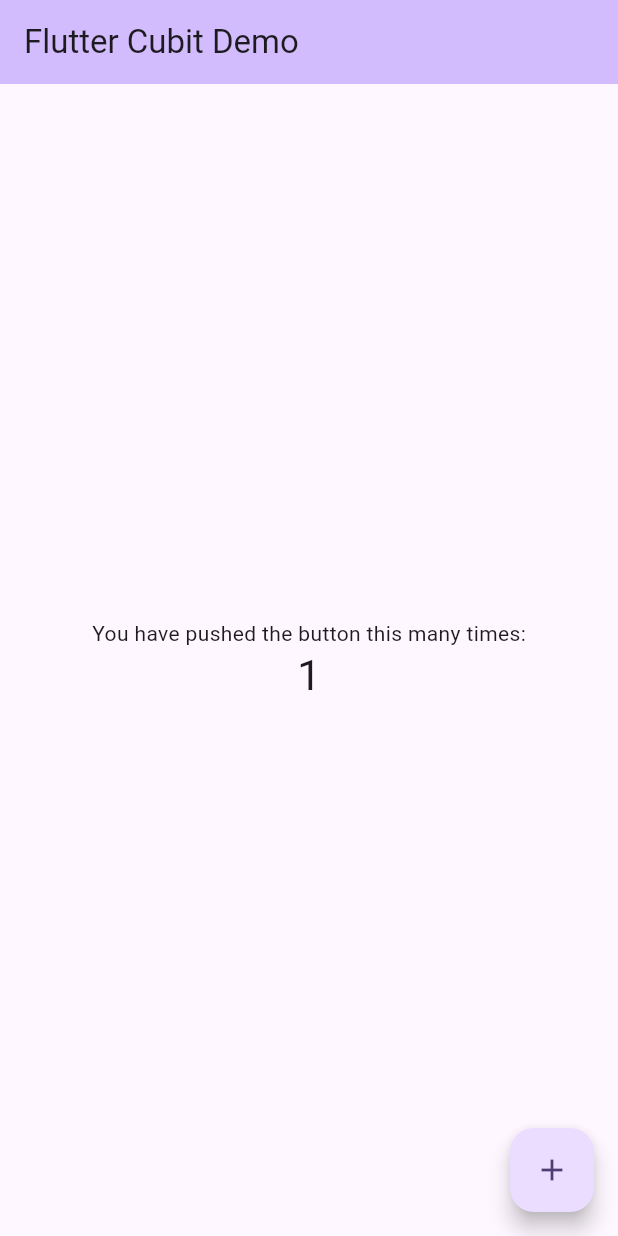
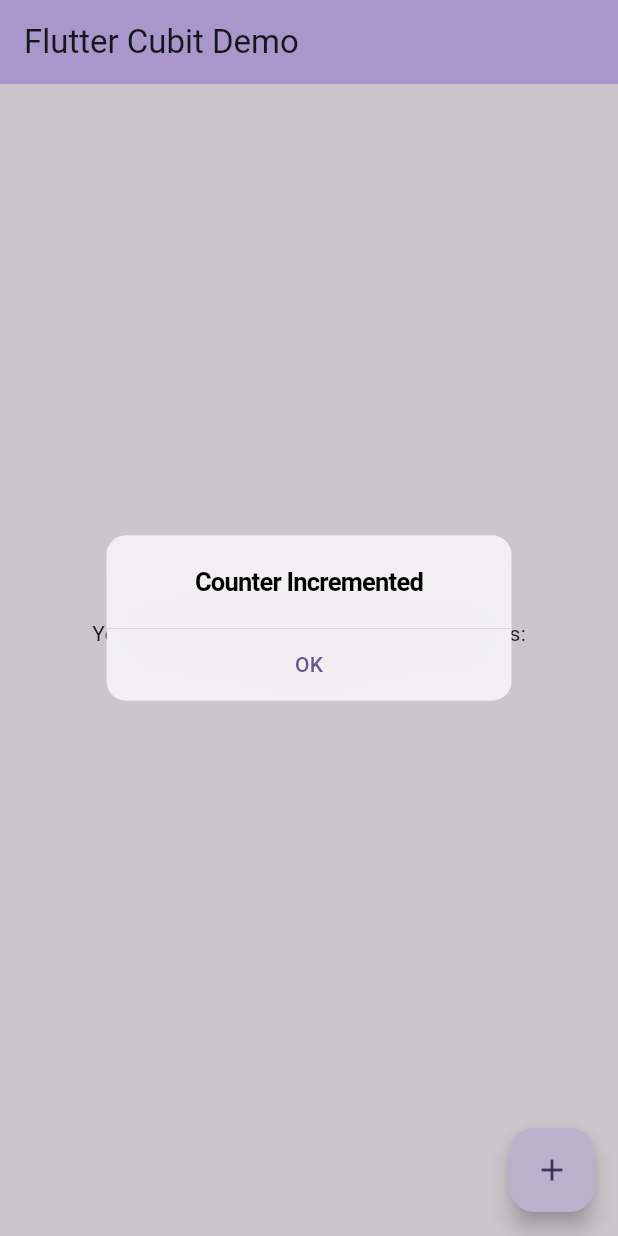
Before and after one commit to bishoyabdmariam/bloc_example, a Flutter app: the screen it shows after launch, after a tap on the "add" icon, on a phone screen of 412 x 824 dp. Run offline on Flutter 3.47's test engine with Material 3 defaults, Android fonts, the phone set to English and light mode, and no system bars; our stand-ins replace equatable, flutter_bloc.

Commit message:
this example project done for now

```diff
--- a/lib/counter_screen.dart
+++ b/lib/counter_screen.dart
@@ -1,4 +1,5 @@
 import 'package:bloctest/cubit/counter_cubit.dart';
+import 'package:flutter/cupertino.dart';
 import 'package:flutter/material.dart';
 import 'package:flutter_bloc/flutter_bloc.dart';
 
@@ -26,8 +27,26 @@ class _MyHomePageState extends State<MyHomePage> {
             const Text(
               'You have pushed the button this many times:',
             ),
-            BlocBuilder<CounterCubit, CounterState>(
-                /*bloc: CounterCubit(),*/ // provide the local bloc instance
+            BlocListener<CounterCubit, CounterState>(
+              listener: (context, state) {
+                if (state is CounterIncrement) {
+                  showCupertinoDialog(
+                    context: (context),
+                    builder: (context) => CupertinoAlertDialog(
+                      title: const Text("Counter Incremented"),
+                      actions: [
+                        TextButton(
+                          onPressed: () {
+                            Navigator.of(context).pop();
+                          },
+                          child: const Text("OK"),
+                        ),
+                      ],
+                    ),
+                  );
+                }
+              },
+              child: BlocBuilder<CounterCubit, CounterState>(
                   builder: (context, state) {
                 // return widget here based on BlocA's state
                 return Text(
@@ -35,6 +54,7 @@ class _MyHomePageState extends State<MyHomePage> {
                   style: Theme.of(context).textTheme.headlineMedium,
                 );
               }),
+            ),
           ],
         ),
       ),
--- a/pubspec.yaml
+++ b/pubspec.yaml
@@ -37,6 +37,7 @@ dependencies:
   cupertino_icons: ^1.0.2
   flutter_bloc: ^8.1.3
   equatable: ^2.0.5
+  fluttertoast: ^8.2.4
 
 
 dev_dependencies:
```
Also changed, not shown: pubspec.lock. Lines whose indentation alone changed are shown as unchanged.
